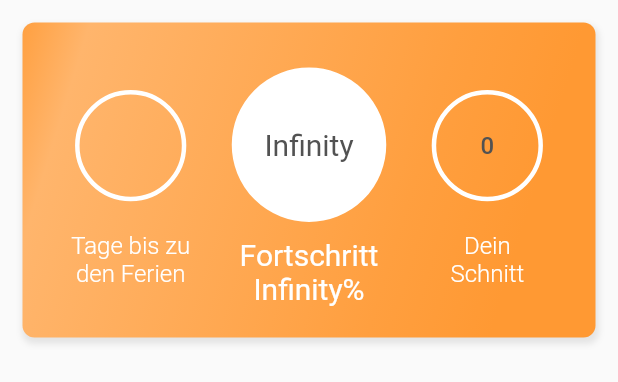
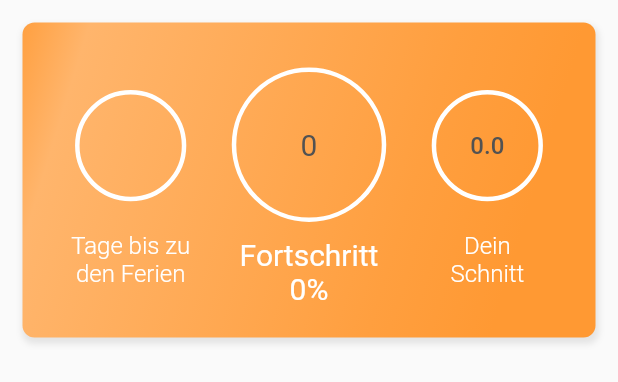
Before and after one commit to mate-app/mate_app, a Flutter app: the VerwaltungsPanel widget shown alone on an empty page, opened directly with empty values, on a phone screen of 412 x 824 dp. Shown: the top 382 px of the screen. Run offline on Flutter 3.47's test engine with Material 2 defaults, Android fonts, the phone set to English and light mode, and no system bars; our stand-ins replace cloud_firestore, firebase_analytics, firebase_auth, firebase_core, flutter_markdown, font_awesome_flutter and 2 more; missing offline and left inert: dart:ffi, markdown; accounts and stored records are empty.

Commit message:
average and progress implemented

```diff
--- a/lib/models/usermodel.dart
+++ b/lib/models/usermodel.dart
@@ -8,7 +8,7 @@ class UserModel {
   String department;
   List upvotes;
   List downvotes;
-  int average;
+  double average;
   int credits;
 
   UserModel({
@@ -34,7 +34,7 @@ class UserModel {
     department = doc.data()['department'] ?? '';
     upvotes = doc.data()['upvotes'] ?? [];
     downvotes = doc.data()['downvotes'] ?? [];
-    average = doc.average ?? 0;
-    credits = doc.credit_points ?? 0;
+    average = doc.data()['average'] ?? 0;
+    credits = doc.data()['credit_points'] ?? 0;
   }
 }
--- a/lib/views/main/verwaltung.dart
+++ b/lib/views/main/verwaltung.dart
@@ -42,7 +42,8 @@ class VerwaltungsPanel extends StatelessWidget {
 
   @override
   Widget build(BuildContext context) {
-    var userPercent = (170 / user.credits) * 100;
+    var userPercent = (user.credits / 210) * 100;
+    var roundet = userPercent.round();
     return Container(
       decoration: BoxDecoration(
         boxShadow: [
@@ -112,8 +113,8 @@ class VerwaltungsPanel extends StatelessWidget {
                   // Add one stop for each color. Stops should increase from 0 to 1
                   stops: [
                     0.0,
-                    (170 / user.credits),
-                    (170 / user.credits) + 0.001
+                    userPercent / 100,
+                    userPercent / 100 + 0.001,
                   ],
                   colors: [
                     // Colors are easy thanks to Flutter's Colors class.
@@ -124,7 +125,7 @@ class VerwaltungsPanel extends StatelessWidget {
                 ),
               ),
               child: Center(
-                child: Text(userPercent.toString(),
+                child: Text(roundet.toString(),
                     style: Styles.h2.apply(color: Styles.grey)),
               ),
             ),
@@ -135,7 +136,7 @@ class VerwaltungsPanel extends StatelessWidget {
                 maxWidth: MediaQuery.of(context).size.width * 0.28,
               ),
               child: Text(
-                'Fortschritt $userPercent%',
+                'Fortschritt $roundet%',
                 style: Styles.h2.apply(color: Styles.white),
                 textAlign: TextAlign.center,
               ),
```
